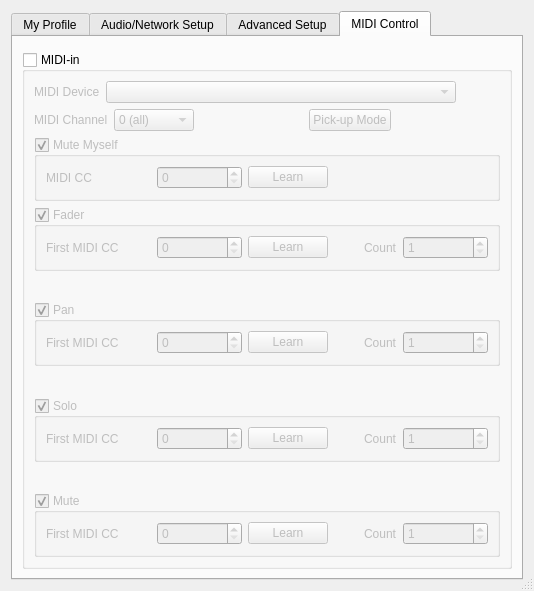
The window that src/clientsettingsdlgbase.ui (jamonyapp/jamony-jamsoul) describes before a commit, drawn with Qt 5.
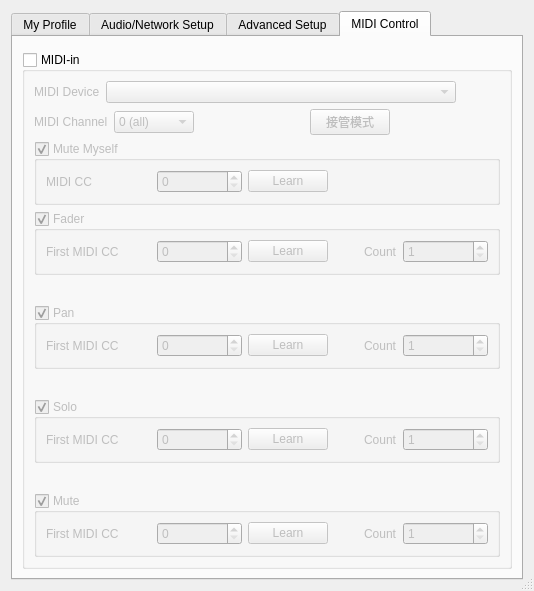
The same window after the commit. Icons and pictures are not drawn. Custom widgets are drawn as their Qt base class.

Commit message:
feat: 设置窗MIDI页悬停文案统一（第三步 5 条）+ whatsThis 全窗清零收尾
MIDI页第14-18条中文定稿（QStringLiteral 写死）:
- 第14条 MIDI输入总开关: 序号说明呼应8-24用户名框悬停
- 第15条 MIDI设备: 分平台写(Mac音频MIDI设置/Win所有设备), 三平台#分支合并为一条中文
- 第16条 接管模式: 官方误译"拾音器模式"修正, 界面按钮文案同步改"Pick-up Mode"→"接管模式"(ui文件)
- 第17条 MIDI通道: 下拉补挂, 0(所有)~16
- 第18条 五参数组框: 组框+组内10数值框+5学习按钮全挂同文(QWidget数组循环),
  补"逐分轨按序号对号入座"例句+"静音自己"单CC例外

收尾清理:
- 全窗 whatsThis 清零: 含隐藏User页(Skin/MeterStyle/Language/MixerRows/AudioAlerts/
  Musician Profile五件)+自定义目录三件——右键"这是什么"机制彻底废除
- 删 TOOLTIP_COM_END_TEXT 宏(global.h): 尾部引导小字彻底消失

三步合计: 设置窗三标签页18条悬停文案统一完成

```diff
--- a/src/clientsettingsdlgbase.ui
+++ b/src/clientsettingsdlgbase.ui
@@ -1594,7 +1594,7 @@
                  <bool>false</bool>
                 </property>
                 <property name="text">
-               <string>Pick-up Mode</string>
+               <string>接管模式</string>
               </property>
              </widget>
             </item>
```
The commit also changes 2 other files.
